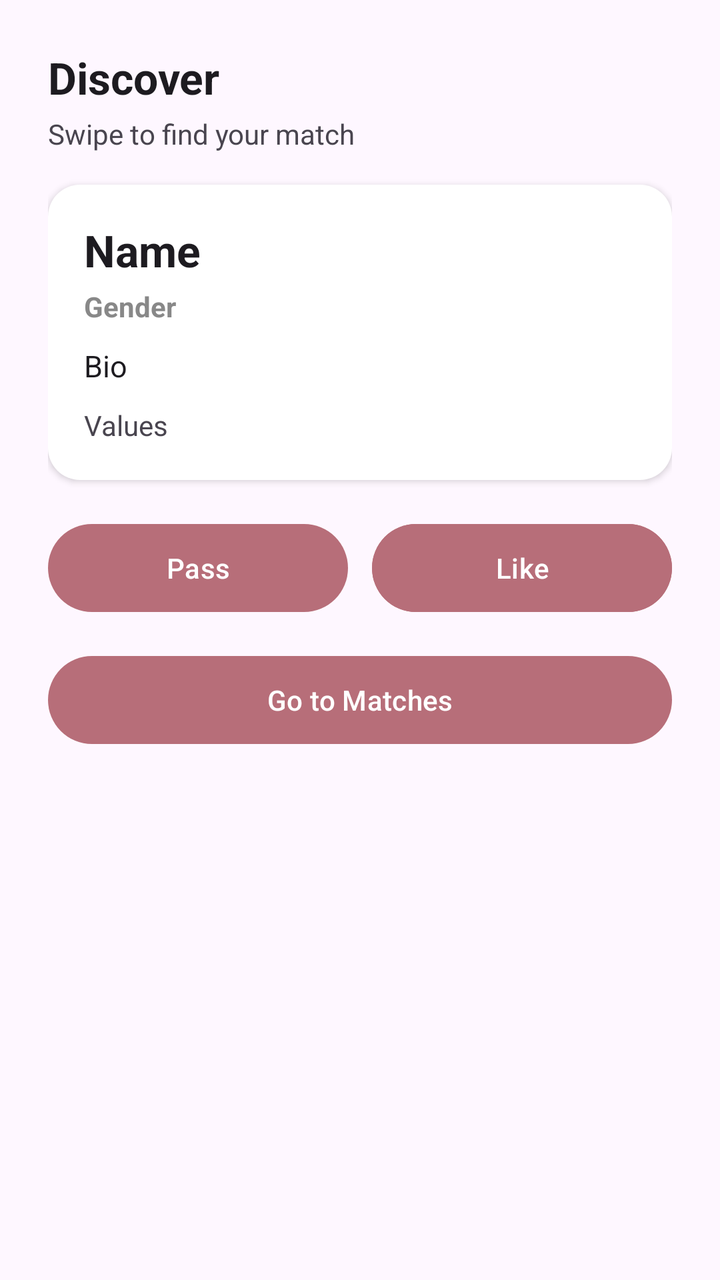
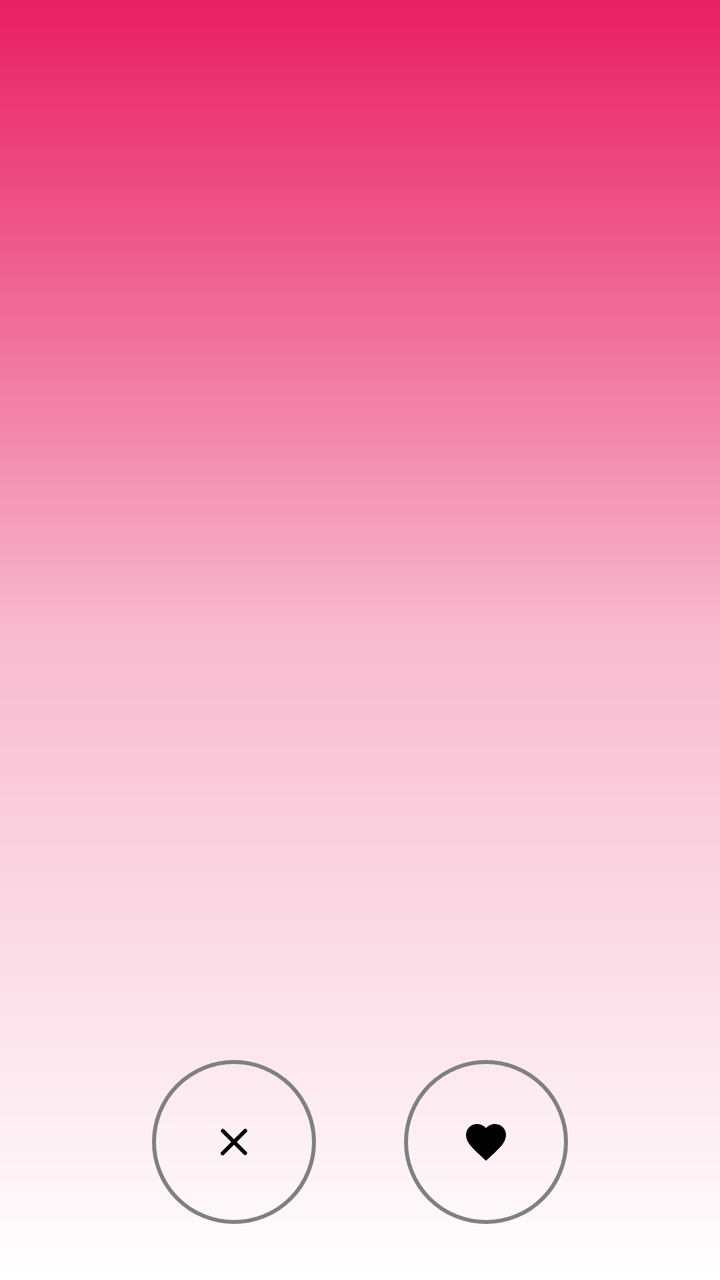

Screens rendered from an Android XML layout before and after an edit, with the pre-edit source and the edit as a unified diff.
<!-- AndroidManifest.xml: application theme Theme.ValueMatch -->
<!-- res/layout/fragment_swipe.xml -->
<?xml version="1.0" encoding="utf-8"?>
<ScrollView xmlns:android="http://schemas.android.com/apk/res/android"
    android:layout_width="match_parent"
    android:layout_height="match_parent"
    android:fillViewport="true"
    android:background="?android:colorBackground">

    <LinearLayout
        android:orientation="vertical"
        android:layout_width="match_parent"
        android:layout_height="wrap_content"
        android:padding="24dp">

        <TextView
            android:layout_width="match_parent"
            android:layout_height="wrap_content"
            android:text="Discover"
            android:textSize="22sp"
            android:textStyle="bold"
            android:textColor="?android:textColorPrimary" />

        <TextView
            android:layout_width="match_parent"
            android:layout_height="wrap_content"
            android:text="Swipe to find your match"
            android:layout_marginTop="4dp"
            android:textSize="14sp"
            android:textColor="?android:textColorSecondary" />

        <LinearLayout
            android:layout_width="match_parent"
            android:layout_height="wrap_content"
            android:layout_marginTop="16dp"
            android:orientation="vertical"
            android:padding="18dp"
            android:background="@drawable/bg_card"
            android:elevation="2dp">

            <TextView
                android:id="@+id/cardName"
                android:layout_width="match_parent"
                android:layout_height="wrap_content"
                android:text="Name"
                android:textSize="22sp"
                android:textStyle="bold"
                android:textColor="?android:textColorPrimary" />

            <TextView
                android:id="@+id/cardGender"
                android:layout_width="match_parent"
                android:layout_height="wrap_content"
                android:text="Gender"
                android:textStyle="bold"
                android:layout_marginTop="4dp"
                android:textColor="@color/neutral_gray" />
            <TextView
                android:id="@+id/cardBio"
                android:layout_width="match_parent"
                android:layout_height="wrap_content"
                android:text="Bio"
                android:layout_marginTop="10dp"
                android:textSize="15sp"
                android:textColor="?android:textColorPrimary" />

            <TextView
                android:id="@+id/cardValues"
                android:layout_width="match_parent"
                android:layout_height="wrap_content"
                android:text="Values"
                android:layout_marginTop="10dp"
                android:textSize="14sp"
                android:textColor="?android:textColorSecondary" />
        </LinearLayout>

        <LinearLayout
            android:layout_width="match_parent"
            android:layout_height="wrap_content"
            android:orientation="horizontal"
            android:layout_marginTop="18dp">

            <Button
                android:id="@+id/passButton"
                android:layout_width="0dp"
                android:layout_height="52dp"
                android:layout_weight="1"
                android:text="Pass"
                android:textAllCaps="false" />

            <Button
                android:id="@+id/likeButton"
                android:layout_width="0dp"
                android:layout_height="52dp"
                android:layout_weight="1"
                android:text="Like"
                android:textAllCaps="false"
                android:layout_marginStart="12dp"
                android:backgroundTint="@color/rose_gold"
                android:textColor="@android:color/white" />
        </LinearLayout>

        <Button
            android:id="@+id/goToMatches"
            android:layout_width="match_parent"
            android:layout_height="52dp"
            android:layout_marginTop="14dp"
            android:text="Go to Matches"
            android:textAllCaps="false" />


    </LinearLayout>
</ScrollView>
<!-- resources referenced by this layout -->
<resources>
  <color name="neutral_gray">#888888</color>
  <color name="rose_gold">#B76E79</color>
  <!-- drawable bg_card (drawable) -->
  <?xml version="1.0" encoding="utf-8"?>
  <shape xmlns:android="http://schemas.android.com/apk/res/android">
      <solid android:color="@android:color/white"/>
      <corners android:radius="16dp"/>
      <padding android:left="16dp" android:top="16dp" android:right="16dp" android:bottom="16dp"/>
  </shape>
  <style name="Theme.ValueMatch" parent="Theme.Material3.DayNight.NoActionBar">
          <item name="colorPrimary">@color/rose_gold</item>
          <item name="colorOnPrimary">@color/text_light</item>
  
          <item name="colorSecondary">@color/rose_gold</item>
          <item name="colorOnSecondary">@color/text_light</item>
  
          <item name="android:statusBarColor">@color/rose_gold</item>
      </style>
  <color name="text_light">#FFFFFF</color>
</resources>

<!-- the commit's change to res/layout/fragment_swipe.xml (unified diff, before → after) -->
@@ -1,111 +1,98 @@
 <?xml version="1.0" encoding="utf-8"?>
-<ScrollView xmlns:android="http://schemas.android.com/apk/res/android"
+<androidx.constraintlayout.widget.ConstraintLayout
+    xmlns:android="http://schemas.android.com/apk/res/android"
+    xmlns:app="http://schemas.android.com/apk/res-auto"
     android:layout_width="match_parent"
     android:layout_height="match_parent"
-    android:fillViewport="true"
-    android:background="?android:colorBackground">
+    android:background="@drawable/bg_gradient"
+    android:paddingStart="16dp"
+    android:paddingEnd="16dp"
+    android:paddingTop="16dp"
+    android:paddingBottom="16dp">
 
+    <androidx.recyclerview.widget.RecyclerView
+        android:id="@+id/cardStack"
+        android:layout_width="0dp"
+        android:layout_height="0dp"
+        android:clipToPadding="false"
+        android:overScrollMode="never"
+        android:background="@android:color/transparent"
+        app:layout_constraintTop_toTopOf="parent"
+        app:layout_constraintBottom_toTopOf="@id/actionRow"
+        app:layout_constraintStart_toStartOf="parent"
+        app:layout_constraintEnd_toEndOf="parent"/>
+
+    
     <LinearLayout
+        android:id="@+id/emptyState"
+        android:layout_width="0dp"
+        android:layout_height="0dp"
         android:orientation="vertical"
-        android:layout_width="match_parent"
-        android:layout_height="wrap_content"
-        android:padding="24dp">
+        android:gravity="center"
+        android:padding="20dp"
+        android:visibility="gone"
+        app:layout_constraintTop_toTopOf="@id/cardStack"
+        app:layout_constraintBottom_toBottomOf="@id/cardStack"
+        app:layout_constraintStart_toStartOf="@id/cardStack"
+        app:layout_constraintEnd_toEndOf="@id/cardStack">
 
         <TextView
-            android:layout_width="match_parent"
+            android:id="@+id/emptyStateText"
+            android:layout_width="wrap_content"
             android:layout_height="wrap_content"
-            android:text="Discover"
-            android:textSize="22sp"
+            android:text="No more people right now.\nCheck back later 💗"
+            android:textSize="18sp"
             android:textStyle="bold"
-            android:textColor="?android:textColorPrimary" />
-
-        <TextView
-            android:layout_width="match_parent"
-            android:layout_height="wrap_content"
-            android:text="Swipe to find your match"
-            android:layout_marginTop="4dp"
-            android:textSize="14sp"
-            android:textColor="?android:textColorSecondary" />
-
-        <LinearLayout
-            android:layout_width="match_parent"
-            android:layout_height="wrap_content"
-            android:layout_marginTop="16dp"
-            android:orientation="vertical"
-            android:padding="18dp"
-            android:background="@drawable/bg_card"
-            android:elevation="2dp">
-
-            <TextView
-                android:id="@+id/cardName"
-                android:layout_width="match_parent"
-                android:layout_height="wrap_content"
-                android:text="Name"
-                android:textSize="22sp"
-                android:textStyle="bold"
-                android:textColor="?android:textColorPrimary" />
-
-            <TextView
-                android:id="@+id/cardGender"
-                android:layout_width="match_parent"
-                android:layout_height="wrap_content"
-                android:text="Gender"
-                android:textStyle="bold"
-                android:layout_marginTop="4dp"
-                android:textColor="@color/neutral_gray" />
-            <TextView
-                android:id="@+id/cardBio"
-                android:layout_width="match_parent"
-                android:layout_height="wrap_content"
-                android:text="Bio"
-                android:layout_marginTop="10dp"
-                android:textSize="15sp"
-                android:textColor="?android:textColorPrimary" />
-
-            <TextView
-                android:id="@+id/cardValues"
-                android:layout_width="match_parent"
-                android:layout_height="wrap_content"
-                android:text="Values"
-                android:layout_marginTop="10dp"
-                android:textSize="14sp"
-                android:textColor="?android:textColorSecondary" />
-        </LinearLayout>
-
-        <LinearLayout
-            android:layout_width="match_parent"
-            android:layout_height="wrap_content"
-            android:orientation="horizontal"
-            android:layout_marginTop="18dp">
-
-            <Button
-                android:id="@+id/passButton"
-                android:layout_width="0dp"
-                android:layout_height="52dp"
-                android:layout_weight="1"
-                android:text="Pass"
-                android:textAllCaps="false" />
-
-            <Button
-                android:id="@+id/likeButton"
-                android:layout_width="0dp"
-                android:layout_height="52dp"
-                android:layout_weight="1"
-                android:text="Like"
-                android:textAllCaps="false"
-                android:layout_marginStart="12dp"
-                android:backgroundTint="@color/rose_gold"
-                android:textColor="@android:color/white" />
-        </LinearLayout>
+            android:textColor="@android:color/black"
+            android:gravity="center"/>
 
         <Button
-            android:id="@+id/goToMatches"
-            android:layout_width="match_parent"
-            android:layout_height="52dp"
+            android:id="@+id/btnRefresh"
+            android:layout_width="wrap_content"
+            android:layout_height="wrap_content"
             android:layout_marginTop="14dp"
-            android:text="Go to Matches"
-            android:textAllCaps="false" />
+            android:text="Refresh"
+            android:textAllCaps="false"
+            android:textColor="@android:color/white"
+            android:backgroundTint="#E91E63"/>
+    </LinearLayout>
 
+    
+    <LinearLayout
+        android:id="@+id/actionRow"
+        android:layout_width="0dp"
+        android:layout_height="wrap_content"
+        android:orientation="horizontal"
+        android:gravity="center"
+        android:paddingTop="12dp"
+        android:paddingBottom="12dp"
+        app:layout_constraintStart_toStartOf="parent"
+        app:layout_constraintEnd_toEndOf="parent"
+        app:layout_constraintBottom_toBottomOf="parent">
 
+        <ImageButton
+            android:id="@+id/btnNope"
+            android:layout_width="82dp"
+            android:layout_height="82dp"
+            android:layout_marginEnd="22dp"
+            android:background="@drawable/bg_circle_outline"
+            android:contentDescription="Pass"
+            android:scaleType="centerInside"
+            android:padding="14dp"
+            android:src="@drawable/ic_close"
+            app:tint="@android:color/black"/>
+
+        <ImageButton
+            android:id="@+id/btnLike"
+            android:layout_width="82dp"
+            android:layout_height="82dp"
+            android:layout_marginStart="22dp"
+            android:background="@drawable/bg_circle_outline"
+            android:contentDescription="Like"
+            android:scaleType="centerInside"
+            android:padding="14dp"
+            android:src="@drawable/ic_heart"
+            app:tint="@android:color/black"/>
     </LinearLayout>
-</ScrollView>
+
+</androidx.constraintlayout.widget.ConstraintLayout>
<!-- resource entries referenced after the edit -->
@@ -1,23 +1,61 @@
 <!-- resources referenced by this layout -->
 <resources>
-  <color name="neutral_gray">#888888</color>
-  <color name="rose_gold">#B76E79</color>
-  <!-- drawable bg_card (drawable) -->
+  <!-- drawable bg_circle_outline (drawable) -->
+  <?xml version="1.0" encoding="utf-8"?>
+  <shape xmlns:android="http://schemas.android.com/apk/res/android" android:shape="oval">
+      <solid android:color="@android:color/transparent"/>
+      <stroke android:width="2dp" android:color="#808080"/>
+  </shape>
+  <!-- drawable bg_gradient (drawable) -->
   <?xml version="1.0" encoding="utf-8"?>
   <shape xmlns:android="http://schemas.android.com/apk/res/android">
-      <solid android:color="@android:color/white"/>
-      <corners android:radius="16dp"/>
-      <padding android:left="16dp" android:top="16dp" android:right="16dp" android:bottom="16dp"/>
+  
+      <gradient
+          android:startColor="#E91E63"
+      android:centerColor="#F8BBD0"
+      android:endColor="#FFFFFF"
+      android:angle="270" />
+  
   </shape>
-  <style name="Theme.ValueMatch" parent="Theme.Material3.DayNight.NoActionBar">
-          <item name="colorPrimary">@color/rose_gold</item>
-          <item name="colorOnPrimary">@color/text_light</item>
+  <!-- drawable ic_close (drawable) -->
+  <?xml version="1.0" encoding="utf-8"?>
+  <vector xmlns:android="http://schemas.android.com/apk/res/android"
+      android:width="24dp"
+      android:height="24dp"
+      android:viewportWidth="24"
+      android:viewportHeight="24">
+      <path
+          android:fillColor="#000000"
+          android:pathData="M18.3,5.71a1,1 0,0 0,-1.41 0L12,10.59 7.11,5.7A1,1 0,0 0,5.7 7.11L10.59,12 5.7,16.89a1,1 0,1 0,1.41 1.41L12,13.41l4.89,4.89a1,1 0,0 0,1.41 -1.41L13.41,12l4.89,-4.89a1,1 0,0 0,0 -1.4Z" />
+  </vector>
+  <!-- drawable ic_heart (drawable) -->
+  <vector xmlns:android="http://schemas.android.com/apk/res/android"
+      android:width="24dp"
+      android:height="24dp"
+      android:viewportWidth="24"
+      android:viewportHeight="24">
   
-          <item name="colorSecondary">@color/rose_gold</item>
-          <item name="colorOnSecondary">@color/text_light</item>
+      <path
+          android:fillColor="@color/text_dark"
+          android:pathData="M12,21.35l-1.45,-1.32C5.4,15.36 2,12.28 2,8.5C2,5.42 4.42,3 7.5,3c1.74,0 3.41,0.81 4.5,2.09C13.09,3.81 14.76,3 16.5,3C19.58,3 22,5.42 22,8.5c0,3.78 -3.4,6.86 -8.55,11.54z" />
+  </vector>
+  <style name="Theme.ValueMatch" parent="Theme.MaterialComponents.Light.NoActionBar">
   
-          <item name="android:statusBarColor">@color/rose_gold</item>
+          <item name="colorPrimary">#E91E63</item>
+          <item name="colorPrimaryVariant">#E91E63</item>
+          <item name="colorSecondary">#E91E63</item>
+          <item name="colorOnPrimary">@android:color/white</item>
+  
+          <item name="android:windowBackground">@android:color/white</item>
+          <item name="android:textColorPrimary">@android:color/black</item>
+          <item name="android:textColorSecondary">@android:color/black</item>
+  
+          <item name="windowActionBar">false</item>
+          <item name="windowNoTitle">true</item>
+  
+          <item name="colorSurface">@android:color/white</item>
+          <item name="colorOnSurface">@android:color/black</item>
       </style>
-  <color name="text_light">#FFFFFF</color>
+  <color name="text_dark">#1A1A1A</color>
 </resources>
 
